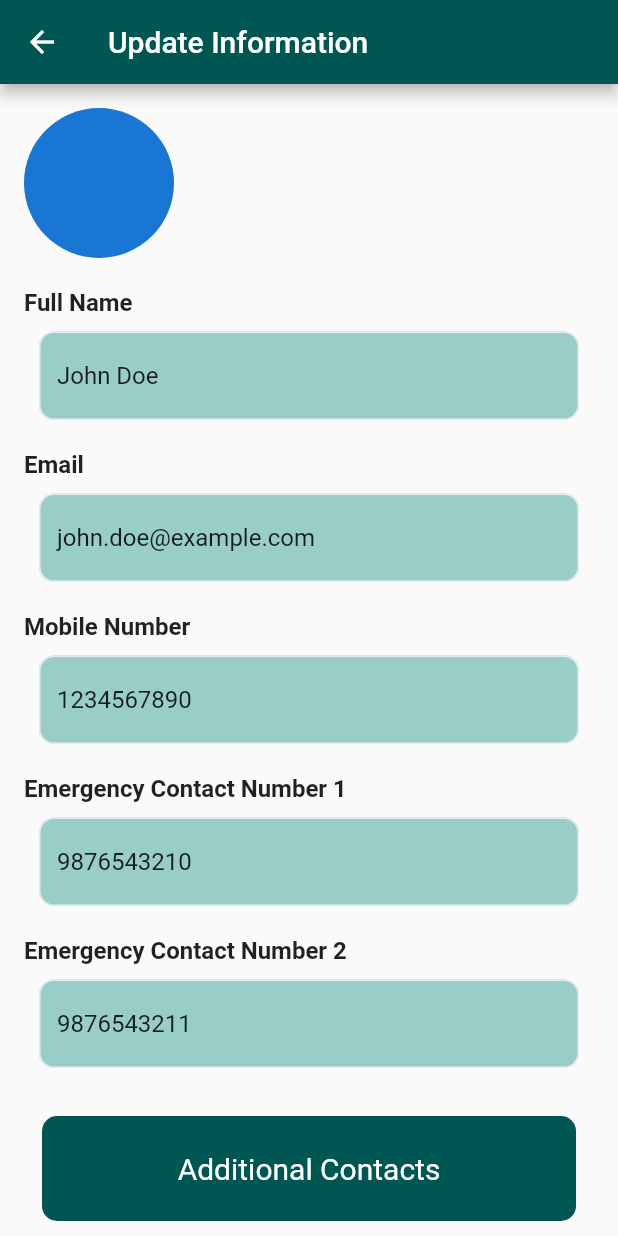
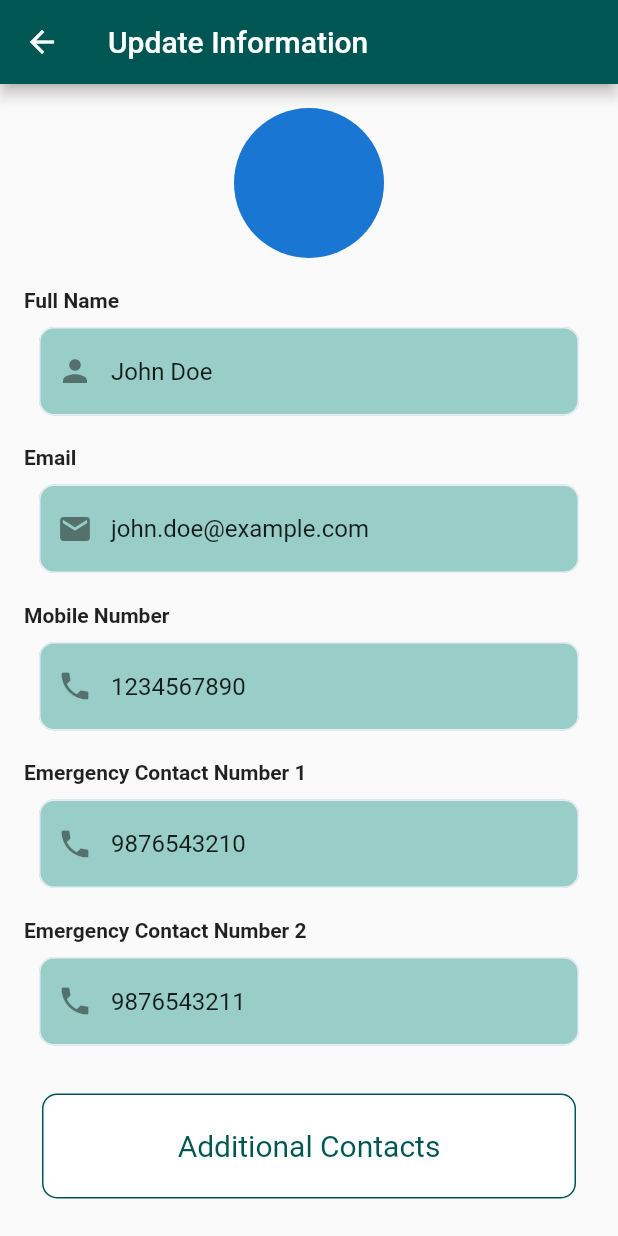
Before and after one commit to Praneetha29/Kavach, a Flutter app: the UpdateInformationPage screen opened directly, on a phone screen of 412 x 824 dp. Run offline on Flutter 3.47's test engine with Material 2 defaults, Android fonts, the phone set to English and light mode, and no system bars; our stand-ins replace flutter_screenutil, geolocator, google_maps_flutter, line_awesome_flutter.

Commit message:
fix: update information screen style fix

```diff
--- a/kavach_app/lib/Screens/UpdateInformationPage.dart
+++ b/kavach_app/lib/Screens/UpdateInformationPage.dart
@@ -16,7 +16,7 @@ class UpdateInformationPage extends StatelessWidget {
         child: Padding(
           padding: const EdgeInsets.all(16.0),
           child: Column(
-            crossAxisAlignment: CrossAxisAlignment.start,
+            crossAxisAlignment: CrossAxisAlignment.center,
             children: [
               // Profile Picture
               CircleAvatar(
@@ -29,12 +29,14 @@ class UpdateInformationPage extends StatelessWidget {
               _buildTextFieldWithHeading(
                 heading: 'Full Name',
                 hintText: 'John Doe',
+                icon: Icons.person,
               ),
 
               // Email
               _buildTextFieldWithHeading(
                 heading: 'Email',
                 hintText: 'john.doe@example.com',
+                icon: Icons.email,
               ),
 
               // Mobile Number
@@ -45,6 +47,7 @@ class UpdateInformationPage extends StatelessWidget {
                   FilteringTextInputFormatter.digitsOnly,
                   LengthLimitingTextInputFormatter(10),
                 ],
+                icon: Icons.phone,
               ),
 
               // Emergency Contact Number 1
@@ -55,6 +58,7 @@ class UpdateInformationPage extends StatelessWidget {
                   FilteringTextInputFormatter.digitsOnly,
                   LengthLimitingTextInputFormatter(10),
                 ],
+                icon: Icons.phone,
               ),
 
               // Emergency Contact Number 2
@@ -65,13 +69,15 @@ class UpdateInformationPage extends StatelessWidget {
                   FilteringTextInputFormatter.digitsOnly,
                   LengthLimitingTextInputFormatter(10),
                 ],
+                icon: Icons.phone,
               ),
 
               // Additional Contacts Button
               CustomizedButton(
                 buttonText: 'Additional Contacts',
-                buttonColor: Color(0XFF005653),
-                textColor: Colors.white,
+                buttonColor: Colors.white,
+                borderColor: Color(0XFF005653),
+                textColor: Color(0XFF005653),
                 onPressed: () {
                   // Navigate to the AddContactPage
                   Navigator.push(
@@ -85,9 +91,10 @@ class UpdateInformationPage extends StatelessWidget {
 
               // Save and Cancel Buttons
               Row(
-                mainAxisAlignment: MainAxisAlignment.spaceEvenly,
+                mainAxisAlignment: MainAxisAlignment.center,
                 children: [
-                  CustomizedButton(
+                  Expanded(
+                    child: CustomizedButton(
                       buttonText: 'Save',
                       buttonColor: Color(0XFF005653),
                       textColor: Colors.white,
@@ -95,13 +102,6 @@ class UpdateInformationPage extends StatelessWidget {
                         // Handle save logic
                       },
                     ),
-                  CustomizedButton(
-                    buttonText: 'Cancel',
-                    buttonColor: Colors.grey,
-                    textColor: Colors.white,
-                    onPressed: () {
-                      // Handle cancel logic
-                    },
                   ),
                 ],
               ),
@@ -116,6 +116,7 @@ class UpdateInformationPage extends StatelessWidget {
     required String heading,
     required String hintText,
     List<TextInputFormatter>? inputFormatter,
+    required IconData icon,
   }) {
     return Column(
       crossAxisAlignment: CrossAxisAlignment.start,
@@ -123,7 +124,7 @@ class UpdateInformationPage extends StatelessWidget {
         Text(
           heading,
           style: TextStyle(
-            fontSize: 16,
+            fontSize: 14,
             fontWeight: FontWeight.bold,
           ),
         ),
@@ -133,6 +134,7 @@ class UpdateInformationPage extends StatelessWidget {
           isPassword: false,
           submitted: true,
           inputFormatter: inputFormatter,
+          prefixIcon: Icon(icon),
         ),
         SizedBox(height: 10),
       ],
--- a/kavach_app/lib/widgets/customized_button.dart
+++ b/kavach_app/lib/widgets/customized_button.dart
@@ -1,16 +1,20 @@
+// Update in customized_button.dart
 import 'package:flutter/material.dart';
 
 class CustomizedButton extends StatelessWidget {
   final String? buttonText;
   final Color? buttonColor;
   final Color? textColor;
+  final Color? borderColor; // Added borderColor
   final VoidCallback? onPressed;
-  const CustomizedButton(
-      {super.key,
+  const CustomizedButton({
+    Key? key,
     this.buttonText,
     this.buttonColor,
+    this.textColor,
+    this.borderColor, // Added borderColor
     this.onPressed,
-      this.textColor});
+  }) : super(key: key);
 
   @override
   Widget build(BuildContext context) {
@@ -24,12 +28,16 @@ class CustomizedButton extends StatelessWidget {
           width: MediaQuery.of(context).size.width,
           decoration: BoxDecoration(
             color: buttonColor,
-              border: Border.all(width: 1, color: Color(0XFF005653)),
+            border: Border.all(width: 1, color: borderColor ?? Colors.transparent), // Updated borderColor
             borderRadius: BorderRadius.circular(10),
           ),
           child: Center(
-                child: Text(buttonText!,
-                    style: TextStyle(color: textColor!, fontSize: 20)))),
+            child: Text(
+              buttonText!,
+              style: TextStyle(color: textColor!, fontSize: 20),
+            ),
+          ),
+        ),
       ),
     );
   }
--- a/kavach_app/lib/widgets/customized_textfield.dart
+++ b/kavach_app/lib/widgets/customized_textfield.dart
@@ -1,3 +1,4 @@
+// Update in customized_textfield.dart
 import 'package:flutter/material.dart';
 import 'package:flutter/services.dart';
 
@@ -8,6 +9,7 @@ class CustomizedTextField extends StatelessWidget {
   final bool? isPassword;
   final bool? submitted;
   final List<TextInputFormatter>? inputFormatter; // Add this property
+  final Icon? prefixIcon; // Updated prefixIcon to be an Icon widget
 
   const CustomizedTextField({
     Key? key,
@@ -16,27 +18,28 @@ class CustomizedTextField extends StatelessWidget {
     this.errorText,
     this.isPassword,
     this.submitted,
-    this.inputFormatter, // Initialize it here
-  });
+    this.inputFormatter,
+    this.prefixIcon,
+  }) : super(key: key);
 
   @override
   Widget build(BuildContext context) {
     return Padding(
       padding: const EdgeInsets.all(10.0),
       child: TextField(
-        keyboardType:
-            isPassword! ? TextInputType.visiblePassword : TextInputType.phone,
+        keyboardType: isPassword! ? TextInputType.visiblePassword : TextInputType.phone,
         inputFormatters: inputFormatter,
         enableSuggestions: isPassword! ? false : true,
         autocorrect: isPassword! ? false : true,
         obscureText: isPassword ?? true,
         controller: myController,
         decoration: InputDecoration(
+          prefixIcon: prefixIcon, // Updated prefixIcon to be an Icon widget
           suffixIcon: isPassword!
               ? IconButton(
-                  onPressed: () {},
-                  icon: Icon(Icons.remove_red_eye, color: Color(0xff183535)),
-                )
+            onPressed: () {},
+            icon: Icon(Icons.remove_red_eye, color: Color(0xff183535)),
+          )
               : null,
           enabledBorder: OutlineInputBorder(
             borderSide: const BorderSide(color: Color(0xffE8ECF4), width: 1),
```
Lines whose indentation alone changed are shown as unchanged.
